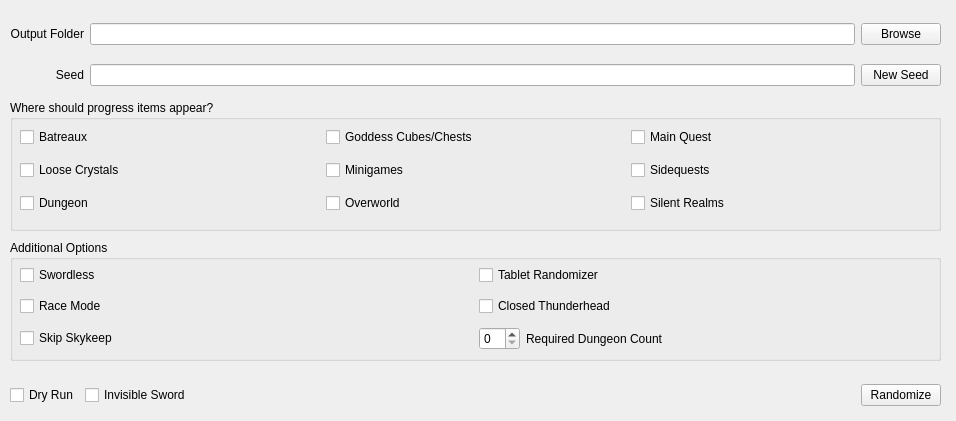
Old version of the form randogui.ui in the repository ssrando/ssrando.
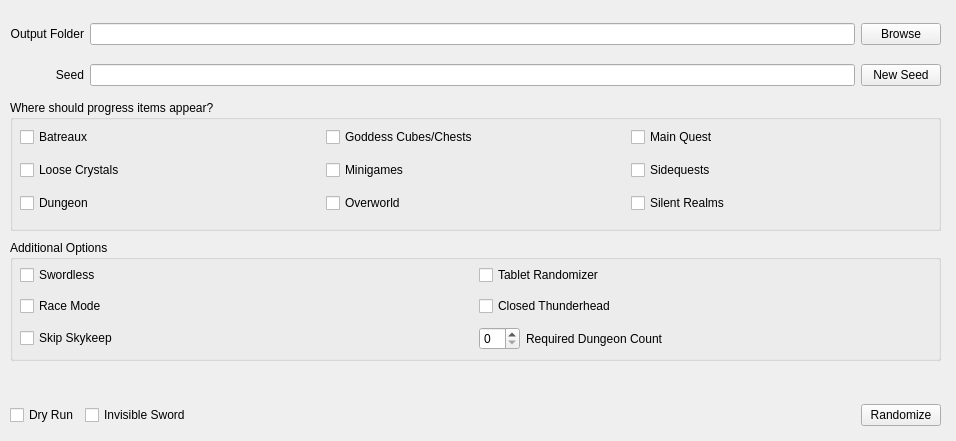
New version of the form.

Commit message: Added help text on hover for options that aren't progression locations

Diff of the .ui file:
```diff
--- a/randogui.ui
+++ b/randogui.ui
@@ -7,7 +7,7 @@
     <x>0</x>
     <y>0</y>
     <width>956</width>
-    <height>421</height>
+    <height>441</height>
    </rect>
   </property>
   <property name="sizePolicy">
@@ -275,7 +275,7 @@
     <property name="geometry">
      <rect>
       <x>10</x>
-      <y>380</y>
+      <y>400</y>
       <width>931</width>
       <height>31</height>
      </rect>
@@ -324,7 +324,7 @@
     <property name="geometry">
      <rect>
       <x>10</x>
-      <y>360</y>
+      <y>370</y>
       <width>931</width>
       <height>20</height>
      </rect>
```
Left out of the diff: 4 changed lines with no effect on the pictures. The commit also changes 2 other files.
